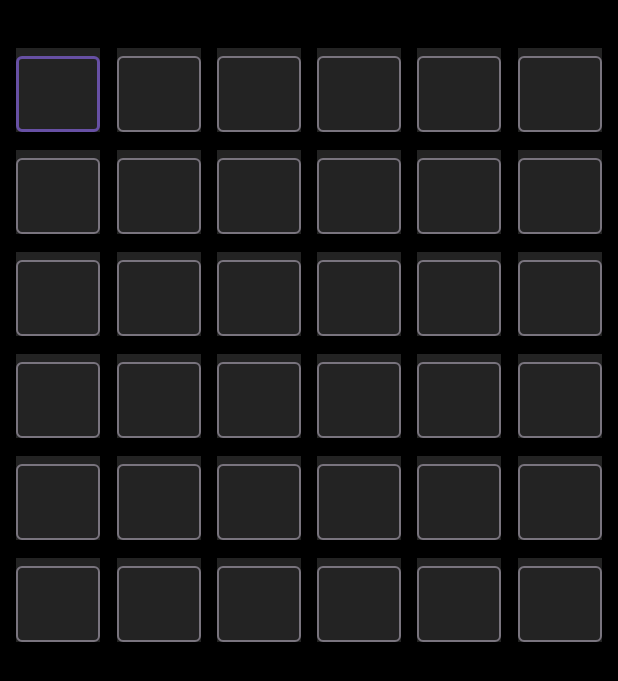
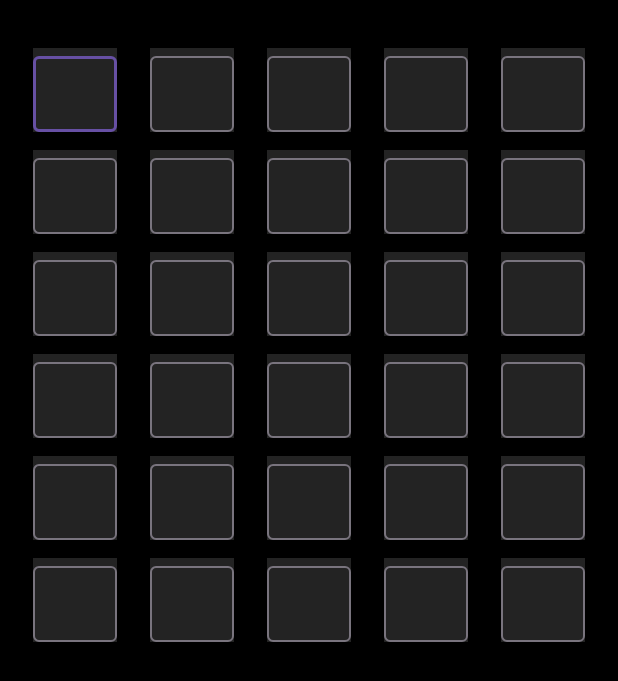
Before and after one commit to Karakurik/team1-project-summer-lab-2023, an Android app: the screen it shows after launch (MainActivity), after a tap on "Start", on a phone screen of 412 x 824 dp. Shown: the top 681 px of the screen. Run offline under Robolectric (Android 15) with nearby library versions, the phone set to English and light mode, and no system bars; 3 other taps on this screen came first.

Commit message:
Revert "change of difficulty added"
This reverts commit 5889554b38a765ade3e0749dfb7ac33a8bb450b8.

```diff
--- a/app/src/main/java/ru/itis/team1/summer2023/lab/GameFragment.kt
+++ b/app/src/main/java/ru/itis/team1/summer2023/lab/GameFragment.kt
@@ -6,31 +6,21 @@ import android.text.Editable
 import android.text.TextWatcher
 import androidx.fragment.app.Fragment
 import android.view.View
-import androidx.core.os.bundleOf
 import com.google.android.material.textfield.TextInputEditText
-import ru.itis.team1.summer2023.lab.Difficulty.*
 import ru.itis.team1.summer2023.lab.databinding.FragmentGameBinding
-import ru.itis.team1.summer2023.lab.databinding.InputLetterBinding
 
 
 class GameFragment : Fragment(R.layout.fragment_game) {
 
     private var binding: FragmentGameBinding? = null
+
     override fun onViewCreated(view: View, savedInstanceState: Bundle?) {
         super.onViewCreated(view, savedInstanceState)
         binding = FragmentGameBinding.bind(view)
-
-        val difficulty = arguments?.get(DIFFICULTY) as Difficulty
-        val size = when (difficulty) {
-            EASY -> 4
-            NORMAL -> 5
-            HARD -> 6
-        }
         /* TODO:
         проверять введенные слова, менять длину слов, возможно стереть буквы?
         */
         binding?.run {
-
             listOf(
                 layoutWord1,
                 layoutWord2,
@@ -39,24 +29,19 @@ class GameFragment : Fragment(R.layout.fragment_game) {
                 layoutWord5,
                 layoutWord6
             ).forEach { word ->
-
-                val lettersBindingList: List<InputLetterBinding> = listOf(
-                    word.letter1,
-                    word.letter2,
-                    word.letter3,
-                    word.letter4,
-                    word.letter5,
-                    word.letter6
+                val lettersList: List<TextInputEditText> = listOf(
+                    word.letter1.etLetter,
+                    word.letter2.etLetter,
+                    word.letter3.etLetter,
+                    word.letter4.etLetter,
+                    word.letter5.etLetter,
+                    word.letter6.etLetter
                 )
 
-                adjustDifficulty(lettersBindingList, difficulty)
+                lettersList[0].isEnabled = true
 
-                val lettersList: List<TextInputEditText> =
-                    lettersBindingList.map { letter -> letter.etLetter }
-
-
-
-                lettersList[0].isEnabled = true
+//                количество видимых элементов
+                val size = 5
 
 //                ответ
                 val str = "HELLO"
@@ -101,16 +86,6 @@ class GameFragment : Fragment(R.layout.fragment_game) {
                     })
                 }
             }
-        }
-
-    }
-
-    private fun adjustDifficulty(lettersBindingList: List<InputLetterBinding>, difficulty: Difficulty) {
-        if (difficulty == NORMAL) {
-            lettersBindingList[5].root.visibility = View.GONE
-        } else if (difficulty == EASY) {
-            lettersBindingList[4].root.visibility = View.GONE
-            lettersBindingList[5].root.visibility = View.GONE
         }
 
     }
@@ -160,11 +135,4 @@ class GameFragment : Fragment(R.layout.fragment_game) {
         binding = null
     }
 
-    companion object {
-        private const val DIFFICULTY = "DIF"
-        fun createBundle(selectedDifficulty: Difficulty): Bundle {
-            return bundleOf(DIFFICULTY to selectedDifficulty)
-        }
-    }
-
 }
--- a/app/src/main/java/ru/itis/team1/summer2023/lab/MainFragment.kt
+++ b/app/src/main/java/ru/itis/team1/summer2023/lab/MainFragment.kt
@@ -27,9 +27,7 @@ class MainFragment : Fragment(R.layout.fragment_main) {
                 findNavController().navigate(R.id.action_mainFragment_to_profileFragment)
             }
             btnStart.setOnClickListener {
-                findNavController().navigate(
-                    R.id.action_mainFragment_to_gameFragment,
-                    GameFragment.createBundle(selectedDifficulty))
+                findNavController().navigate(R.id.action_mainFragment_to_gameFragment)
             }
             btnRules.setOnClickListener {
                 findNavController().navigate(R.id.action_mainFragment_to_rulesFragment)
--- a/app/src/main/res/layout/word.xml
+++ b/app/src/main/res/layout/word.xml
@@ -50,6 +50,7 @@
         layout="@layout/input_letter"
         android:layout_width="56dp"
         android:layout_height="56dp"
+        android:visibility="gone"
         app:layout_constraintEnd_toEndOf="parent"
         app:layout_constraintStart_toEndOf="@+id/letter_5" />
 
```
Also changed, not shown: app/src/main/res/layout/letter.xml (added, +24 -0 lines).
